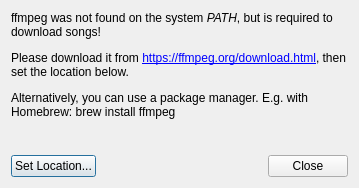
Qt form src/usdb_syncer/gui/forms/FfmpegDialog.ui (bohning/usdb_syncer) before a commit.
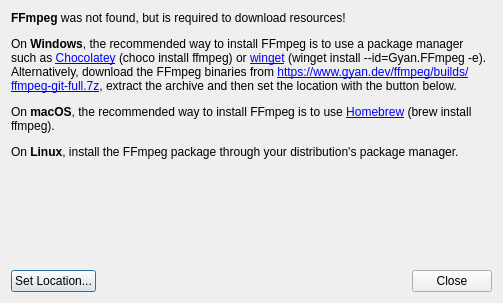
The same form after that commit.

Commit message: Improve ffmpeg dialog.

```diff
--- a/src/usdb_syncer/gui/forms/FfmpegDialog.ui
+++ b/src/usdb_syncer/gui/forms/FfmpegDialog.ui
@@ -9,8 +9,8 @@
    <rect>
     <x>0</x>
     <y>0</y>
-    <width>359</width>
-    <height>188</height>
+    <width>503</width>
+    <height>303</height>
    </rect>
   </property>
   <property name="windowTitle">
@@ -20,7 +20,7 @@
    <item>
     <widget class="QLabel" name="label">
      <property name="text">
-      <string>&lt;html&gt;&lt;head/&gt;&lt;body&gt;&lt;p&gt;ffmpeg was not found on the system &lt;span style=&quot; font-style:italic;&quot;&gt;PATH&lt;/span&gt;, but is required to download songs!&lt;/p&gt;&lt;p&gt;Please download it from &lt;a href=&quot;https://ffmpeg.org/download.html&quot;&gt;&lt;span style=&quot; text-decoration: underline; color:#0000ff;&quot;&gt;https://ffmpeg.org/download.html&lt;/span&gt;&lt;/a&gt;, then set the location below. &lt;/p&gt;&lt;p&gt;Alternatively, you can use a package manager. E.g. with Homebrew: &lt;span style=&quot; font-family:'Courier New';&quot;&gt;brew install ffmpeg&lt;/span&gt;&lt;/p&gt;&lt;/body&gt;&lt;/html&gt;</string>
+      <string>&lt;html&gt;&lt;head/&gt;&lt;body&gt;&lt;p&gt;&lt;span style=&quot; font-weight:700;&quot;&gt;FFmpeg&lt;/span&gt; was not found, but is required to download resources!&lt;/p&gt;&lt;p&gt;On &lt;span style=&quot; font-weight:700;&quot;&gt;Windows&lt;/span&gt;, the recommended way to install FFmpeg is to use a package manager such as &lt;a href=&quot;https://chocolatey.org/&quot;&gt;&lt;span style=&quot; text-decoration: underline; color:#0000ff;&quot;&gt;Chocolatey&lt;/span&gt;&lt;/a&gt; (&lt;span style=&quot; font-family:'Courier New';&quot;&gt;choco install ffmpeg&lt;/span&gt;) or &lt;a href=&quot;https://learn.microsoft.com/en-us/windows/package-manager/winget/&quot;&gt;&lt;span style=&quot; text-decoration: underline; color:#0000ff;&quot;&gt;winget&lt;/span&gt;&lt;/a&gt; (&lt;span style=&quot; font-family:'Courier New';&quot;&gt;winget install --id=Gyan.FFmpeg -e&lt;/span&gt;). Alternatively, download the FFmpeg binaries from &lt;a href=&quot;https://www.gyan.dev/ffmpeg/builds/ffmpeg-git-full.7z&quot;&gt;&lt;span style=&quot; text-decoration: underline; color:#0000ff;&quot;&gt;https://www.gyan.dev/ffmpeg/builds/ffmpeg-git-full.7z&lt;/span&gt;&lt;/a&gt;, extract the archive and then set the location with the button below. &lt;/p&gt;&lt;p&gt;On &lt;span style=&quot; font-weight:700;&quot;&gt;macOS&lt;/span&gt;, the recommended way to install FFmpeg is to use &lt;a href=&quot;https://brew.sh/&quot;&gt;&lt;span style=&quot; text-decoration: underline; color:#0000ff;&quot;&gt;Homebrew&lt;/span&gt;&lt;/a&gt; (&lt;span style=&quot; font-family:'Courier New';&quot;&gt;brew install ffmpeg&lt;/span&gt;).&lt;/p&gt;&lt;p&gt;On &lt;span style=&quot; font-weight:700;&quot;&gt;Linux&lt;/span&gt;, install the FFmpeg package through your distribution's package manager.&lt;/p&gt;&lt;/body&gt;&lt;/html&gt;</string>
      </property>
      <property name="textFormat">
       <enum>Qt::RichText</enum>
```
Left out of the diff: 12 changed lines with no effect on the pictures.
